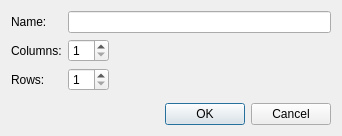
Before: the Qt Designer form src/tiled/addvirtualtilesetdialog.ui in timbaker/tiled, drawn with Qt 5.
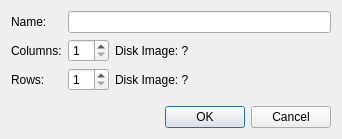
After: the same form once the commit is applied.

Commit message: AddVirtualTilesetDialog displays cols/rows in tileset disk image if any.

Patch:
```diff
--- a/src/tiled/addvirtualtilesetdialog.ui
+++ b/src/tiled/addvirtualtilesetdialog.ui
@@ -7,16 +7,27 @@
     <x>0</x>
     <y>0</y>
     <width>342</width>
-    <height>131</height>
+    <height>139</height>
    </rect>
   </property>
   <property name="windowTitle">
    <string>Virtual Tileset</string>
   </property>
-  <layout class="QFormLayout" name="formLayout">
-   <property name="fieldGrowthPolicy">
-    <enum>QFormLayout::ExpandingFieldsGrow</enum>
-   </property>
+  <layout class="QGridLayout" name="gridLayout" columnstretch="0,0,1">
+   <item row="2" column="1">
+    <widget class="QSpinBox" name="rowCount">
+     <property name="minimum">
+      <number>1</number>
+     </property>
+    </widget>
+   </item>
+   <item row="2" column="0">
+    <widget class="QLabel" name="label_3">
+     <property name="text">
+      <string>Rows:</string>
+     </property>
+    </widget>
+   </item>
    <item row="0" column="0">
     <widget class="QLabel" name="label">
      <property name="text">
@@ -24,9 +35,6 @@
      </property>
     </widget>
    </item>
-   <item row="0" column="1">
-    <widget class="QLineEdit" name="nameEdit"/>
-   </item>
    <item row="1" column="0">
     <widget class="QLabel" name="label_2">
      <property name="text">
@@ -34,37 +42,6 @@
      </property>
     </widget>
    </item>
-   <item row="1" column="1">
-    <widget class="QSpinBox" name="columnCount">
-     <property name="minimum">
-      <number>1</number>
-     </property>
-    </widget>
-   </item>
-   <item row="2" column="0">
-    <widget class="QLabel" name="label_3">
-     <property name="text">
-      <string>Rows:</string>
-     </property>
-    </widget>
-   </item>
-   <item row="2" column="1">
-    <widget class="QSpinBox" name="rowCount">
-     <property name="minimum">
-      <number>1</number>
-     </property>
-    </widget>
-   </item>
-   <item row="4" column="0" colspan="2">
-    <widget class="QDialogButtonBox" name="buttonBox">
-     <property name="orientation">
-      <enum>Qt::Horizontal</enum>
-     </property>
-     <property name="standardButtons">
-      <set>QDialogButtonBox::Cancel|QDialogButtonBox::Ok</set>
-     </property>
-    </widget>
-   </item>
    <item row="3" column="1">
     <spacer name="verticalSpacer">
      <property name="orientation">
@@ -78,6 +55,46 @@
      </property>
     </spacer>
    </item>
+   <item row="1" column="1">
+    <widget class="QSpinBox" name="columnCount">
+     <property name="sizePolicy">
+      <sizepolicy hsizetype="Minimum" vsizetype="Fixed">
+       <horstretch>0</horstretch>
+       <verstretch>0</verstretch>
+      </sizepolicy>
+     </property>
+     <property name="minimum">
+      <number>1</number>
+     </property>
+    </widget>
+   </item>
+   <item row="1" column="2">
+    <widget class="QLabel" name="diskColumnCount">
+     <property name="text">
+      <string>Disk Image: ?</string>
+     </property>
+    </widget>
+   </item>
+   <item row="2" column="2">
+    <widget class="QLabel" name="diskRowCount">
+     <property name="text">
+      <string>Disk Image: ?</string>
+     </property>
+    </widget>
+   </item>
+   <item row="0" column="1" colspan="2">
+    <widget class="QLineEdit" name="nameEdit"/>
+   </item>
+   <item row="4" column="0" colspan="3">
+    <widget class="QDialogButtonBox" name="buttonBox">
+     <property name="orientation">
+      <enum>Qt::Horizontal</enum>
+     </property>
+     <property name="standardButtons">
+      <set>QDialogButtonBox::Cancel|QDialogButtonBox::Ok</set>
+     </property>
+    </widget>
+   </item>
   </layout>
  </widget>
  <resources/>
```
The commit also changes 1 other file.
